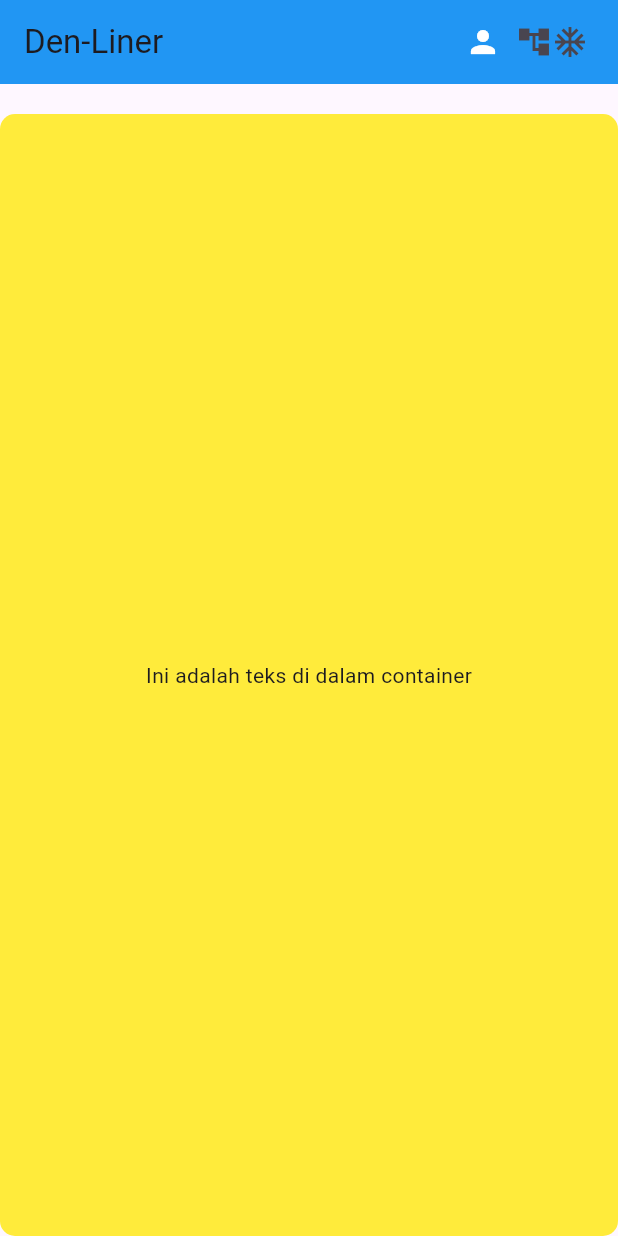
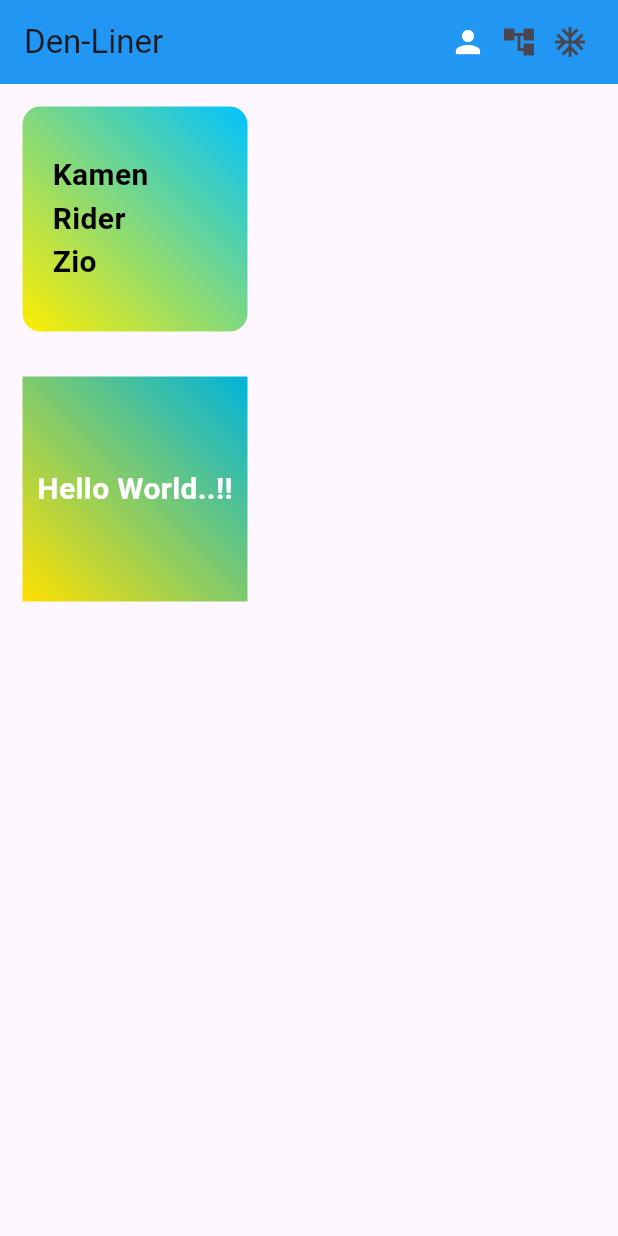
Before and after one commit to agrahafiz13/tugas_week_5_1123150025, a Flutter app: the screen it shows after launch, on a phone screen of 412 x 824 dp. Run offline on Flutter 3.47's test engine with Material 3 defaults, Android fonts, the phone set to English and light mode, and no system bars.

Commit message:
merubnah container pertama menjadi sesuai contoh

```diff
--- a/lib/main.dart
+++ b/lib/main.dart
@@ -30,19 +30,89 @@ class MyHome extends StatelessWidget {
           Icon(Icons.person, color: Colors.white),
           SizedBox(width: 10),
           Icon(Icons.account_tree),
+          SizedBox(width: 10),
           Icon(Icons.ac_unit),
           SizedBox(width: 20),
         ],
       ),
-      body: Container(
-        alignment: Alignment.center,
-        margin: EdgeInsets.only(top: 20),
+      body: Column(
+        children: [
+          Container(
+            width: 150,
+            height: 150,
+            alignment: Alignment.centerLeft,
+            margin: EdgeInsets.all(15),
+            padding: EdgeInsets.all(20),
+            decoration: BoxDecoration(
+              gradient: LinearGradient(
+                colors: [
+                  Color.fromARGB(255, 0, 195, 255), // biru muda
+                  Color.fromARGB(255, 255, 238, 0), // kuning
+                ],
+                begin: Alignment.topRight,
+                end: Alignment.bottomLeft,
+              ),
+              borderRadius: BorderRadius.circular(12),
+            ),
+            child: Column(
+              crossAxisAlignment: CrossAxisAlignment.start,
+              mainAxisAlignment: MainAxisAlignment.center,
+              children: [
+                Text(
+                  "Kamen",
+                  style: TextStyle(
+                    color: Colors.black,
+                    fontSize: 20,
+                    fontWeight: FontWeight.bold,
+                  ),
+                ),
+                Text(
+                  "Rider",
+                  style: TextStyle(
+                    color: Colors.black,
+                    fontSize: 20,
+                    fontWeight: FontWeight.bold,
+                  ),
+                ),
+                Text(
+                  "Zio",
+                  style: TextStyle(
+                    color: Colors.black,
+                    fontSize: 20,
+                    fontWeight: FontWeight.bold,
+                  ),
+                ),
+              ],
+            ),
+          ),
 
-        decoration: BoxDecoration(
-          color: Colors.yellow,
-          borderRadius: BorderRadius.circular(10.0),
-        ),
-        child: Text("Ini adalah teks di dalam container"),
+          Container(
+            width: 150,
+            height: 150,
+            alignment: Alignment.center,
+            margin: EdgeInsets.all(15),
+            decoration: BoxDecoration(
+              color: Colors.lightBlueAccent,
+              gradient: const LinearGradient(
+                colors: [
+                  Color(0xFF00B4DB), // biru muda
+                  Color(0xFFFFE000), // kuning cerah
+                ],
+                begin: Alignment.topRight,
+                end: Alignment.bottomLeft,
+              ),
+            ),
+
+            child: Text(
+              "Hello World..!!",
+              style: TextStyle(
+                fontSize: 20,
+                fontWeight: FontWeight.bold,
+                color: Colors.white,
+              ),
+            ),
+          ),
+        ],
       ),
     );
   }
```
